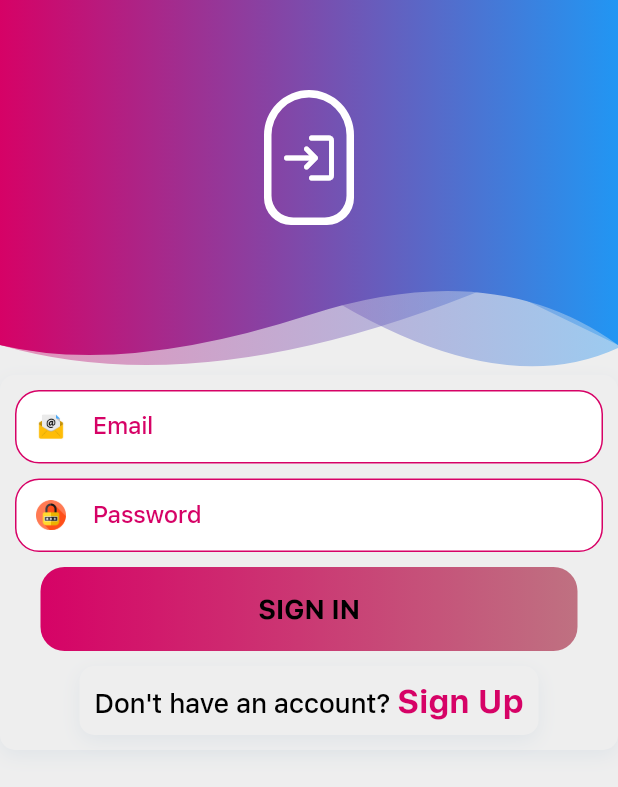
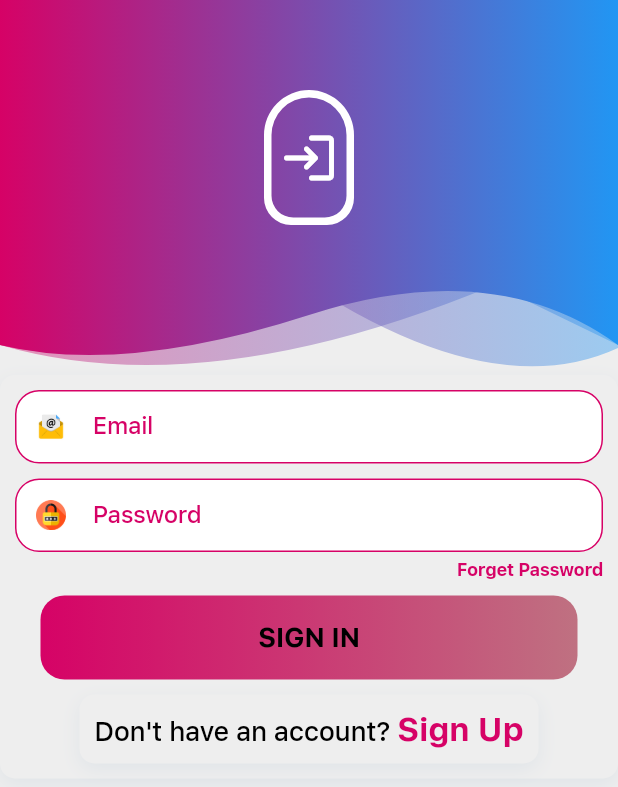
Before and after one commit to RashadZA/FoodPanda-Clone, a Flutter app: the screen it shows after launch, on a phone screen of 412 x 824 dp. Shown: the top 787 px of the screen. Run offline on Flutter 3.47's test engine with Material 2 defaults, Android fonts, the phone set to English and light mode, and no system bars; our stand-ins replace cached_network_image, cloud_firestore, firebase_auth, firebase_core, flutter_spinbox, get and 4 more; accounts and stored records are empty.

Commit message:
Implemented Reset password feat.

```diff
--- /dev/null
+++ b/lib/Controller/forget_password_controller.dart
@@ -0,0 +1,37 @@
+import 'package:firebase_auth/firebase_auth.dart';
+import 'package:flutter/material.dart';
+import 'package:foodpanda_clone/Services/Login%20Service/forget_passsword_auth.dart';
+import 'package:foodpanda_clone/Services/Login%20Service/registration_auth.dart';
+import 'package:foodpanda_clone/Services/Routes/app_pages.dart';
+import 'package:foodpanda_clone/Utils/design_utils.dart';
+import 'package:get/get.dart';
+
+class ForgetPasswordController extends GetxController {
+  // form key
+  final forgetPasswordFormKey = GlobalKey<FormState>();
+
+  // editing controller
+  final TextEditingController emailEditingController = TextEditingController();
+
+
+  RxBool checkedValue = false.obs;
+  RxBool checkboxValue = false.obs;
+
+  RxBool isSigningUp = false.obs;
+
+  @override
+  void onInit() {
+    init();
+    super.onInit();
+  }
+
+  Future<void> init() async {}
+
+  Future<void> signUp() async {
+    isSigningUp.value = true;
+    if (forgetPasswordFormKey.currentState!.validate()) {
+      await ForgetPasswordAuth().forgetPassword(userEmail: emailEditingController.text);
+    }
+    isSigningUp.value = false;
+  }
+}
--- a/lib/Services/Login Service/login_auth.dart
+++ b/lib/Services/Login Service/login_auth.dart
@@ -18,6 +18,10 @@ class LoginAuth{
         UserCredential login = await auth.signInWithEmailAndPassword(email: email, password: password);
         print("UID : ${login.user?.uid}");
         print("log : ${login}");
+        print("FirebaseAuth.instance.currentUser!.emailVerified : ${FirebaseAuth.instance.currentUser!.emailVerified}");
+        if(FirebaseAuth.instance.currentUser!.emailVerified == false){
+          "Please verify your email by clicking the link we send you".infoSnackBar();
+        }else{
           await FirebaseFirestore.instance
               .collection("users")
               .doc(login.user?.uid)
@@ -29,6 +33,8 @@ class LoginAuth{
           // await GSServices.setUser(user: user);
           "Sign In Successful".successSnackBar();
           Get.offAllNamed(Routes.home);
+        }
+
       } on FirebaseAuthException catch (error) {
         switch (error.code) {
           case "invalid-email":
--- a/lib/Services/Routes/app_pages.dart
+++ b/lib/Services/Routes/app_pages.dart
@@ -1,12 +1,14 @@
 
 import 'package:foodpanda_clone/Controller/add_to_card_controller.dart';
 import 'package:foodpanda_clone/Controller/card_controller.dart';
+import 'package:foodpanda_clone/Controller/forget_password_controller.dart';
 import 'package:foodpanda_clone/Controller/home_controller.dart';
 import 'package:foodpanda_clone/Controller/item_controller.dart';
 import 'package:foodpanda_clone/Controller/login_controller.dart';
 import 'package:foodpanda_clone/Controller/registration_controller.dart';
 import 'package:foodpanda_clone/View/Screens/add_to_card_screen.dart';
 import 'package:foodpanda_clone/View/Screens/card_screen.dart';
+import 'package:foodpanda_clone/View/Screens/forget_password_screen.dart';
 import 'package:foodpanda_clone/View/Screens/home_screen.dart';
 import 'package:foodpanda_clone/View/Screens/item_screen.dart';
 import 'package:foodpanda_clone/View/Screens/login_screen.dart';
@@ -40,7 +42,14 @@ class AppPages {
           binding: BindingsBuilder(
                 () => Get.lazyPut<RegistrationController>(() => RegistrationController()),
           ),
-        )
+        ),
+        GetPage(
+          name: _Paths.forgetPassword,
+          page: () => const ForgetPasswordScreen(),
+          binding: BindingsBuilder(
+                () => Get.lazyPut<ForgetPasswordController>(() => ForgetPasswordController()),
+          ),
+        ),
       ]
     ),
     GetPage(
--- a/lib/Services/Routes/app_routes.dart
+++ b/lib/Services/Routes/app_routes.dart
@@ -6,6 +6,7 @@ abstract class Routes {
   static const splash = _Paths.splash;
   static const login = _Paths.login;
   static const registration = login + _Paths.registration;
+  static const forgetPassword = login + _Paths.forgetPassword;
   static const home = _Paths.home;
   static const item = home + _Paths.item;
   static const addToCart = item + _Paths.addToCart;
@@ -23,5 +24,6 @@ abstract class _Paths {
   static const item = '/item';
   static const addToCart = '/addToCart';
   static const cart = '/cart';
+  static const forgetPassword = '/forgetPassword';
 
 }
--- a/lib/Utils/app_text_theme.dart
+++ b/lib/Utils/app_text_theme.dart
@@ -5,9 +5,18 @@ class AppTextTheme{
   static TextOverflow defaultOverflow = TextOverflow.ellipsis;
   static String get getSFProFontFamily => 'SFProText';
 
+  static final text12 = TextStyle(
+    color: AppColors.black,
+    fontSize: 12,
+    letterSpacing: -.24,
+    overflow: defaultOverflow,
+    fontWeight: FontWeight.w500,
+    fontFamily: getSFProFontFamily,
+    decoration: TextDecoration.none,
+  );
   static final text14 = TextStyle(
     color: AppColors.black,
-    fontSize: 16,
+    fontSize: 14,
     letterSpacing: -.24,
     overflow: defaultOverflow,
     fontWeight: FontWeight.w500,
--- a/lib/View/Screens/login_screen.dart
+++ b/lib/View/Screens/login_screen.dart
@@ -24,7 +24,7 @@ class LoginScreen extends GetWidget<LoginController> {
             Form(
                 key: controller.formKey,
                 child: Column(
-                  crossAxisAlignment: CrossAxisAlignment.start,
+                  crossAxisAlignment: CrossAxisAlignment.end,
                   children: [
                     CoreTextField(
                       labelText: 'Email',
@@ -46,29 +46,56 @@ class LoginScreen extends GetWidget<LoginController> {
                       prefixIcon: AppIcons.password,
                     ),
                     const SizedBox(
+                      height: 5,
+                    ),
+                    Text.rich(
+                      TextSpan(
+                        children: [
+                          TextSpan(
+                            text: 'Forget Password',
+                            recognizer: TapGestureRecognizer()
+                              ..onTap = () {
+                                Get.toNamed(Routes.forgetPassword);
+                              },
+                            style: AppTextTheme.text12.copyWith(
+                                color: AppColors.primaryColor,
+                                fontWeight: FontWeight.w800),
+                          ),
+                        ],
+                      ),
+                        textAlign: TextAlign.end
+                    ),
+                    const SizedBox(
                       height: 10,
                     ),
-                    Obx(() => CoreFlatButton(
-                      text: 'Sign In'.toUpperCase(),
-                      isGradientBg: true,
-                      onPressed: controller.signIn,
-                      isLoading: controller.isSigning.value,
-                    ).paddingSymmetric(horizontal: 17),),
+                    Obx(
+                      () => CoreFlatButton(
+                        text: 'Sign In'.toUpperCase(),
+                        isGradientBg: true,
+                        onPressed: controller.signIn,
+                        isLoading: controller.isSigning.value,
+                      ).paddingSymmetric(horizontal: 17),
+                    ),
                     const SizedBox(
                       height: 10,
                     ),
                     Center(
                       child: Text.rich(TextSpan(children: [
-                        TextSpan(text: "Don't have an account? ",style: AppTextTheme.text18),
+                        TextSpan(
+                            text: "Don't have an account? ",
+                            style: AppTextTheme.text18),
                         TextSpan(
                           text: 'Sign Up',
                           recognizer: TapGestureRecognizer()
                             ..onTap = () {
-                            Get.toNamed(Routes.registration);
+                              Get.toNamed(Routes.registration);
                             },
-                          style: AppTextTheme.text22.copyWith(color: AppColors.primaryColor, fontWeight: FontWeight.w800),
+                          style: AppTextTheme.text22.copyWith(
+                              color: AppColors.primaryColor,
+                              fontWeight: FontWeight.w800),
                         ),
-                      ])).defaultContainer(backgroundColor: AppColors.backgroundColor),
+                      ])).defaultContainer(
+                          backgroundColor: AppColors.backgroundColor),
                     ),
                   ],
                 )).defaultContainer(backgroundColor: AppColors.backgroundColor),
```
Also changed, not shown: lib/Services/Login Service/forget_passsword_auth.dart (added, +32 -0 lines), lib/Services/Login Service/registration_auth.dart (+3 -4 lines), lib/View/Screens/forget_password_screen.dart (added, +55 -0 lines). Lines whose indentation alone changed are shown as unchanged.
